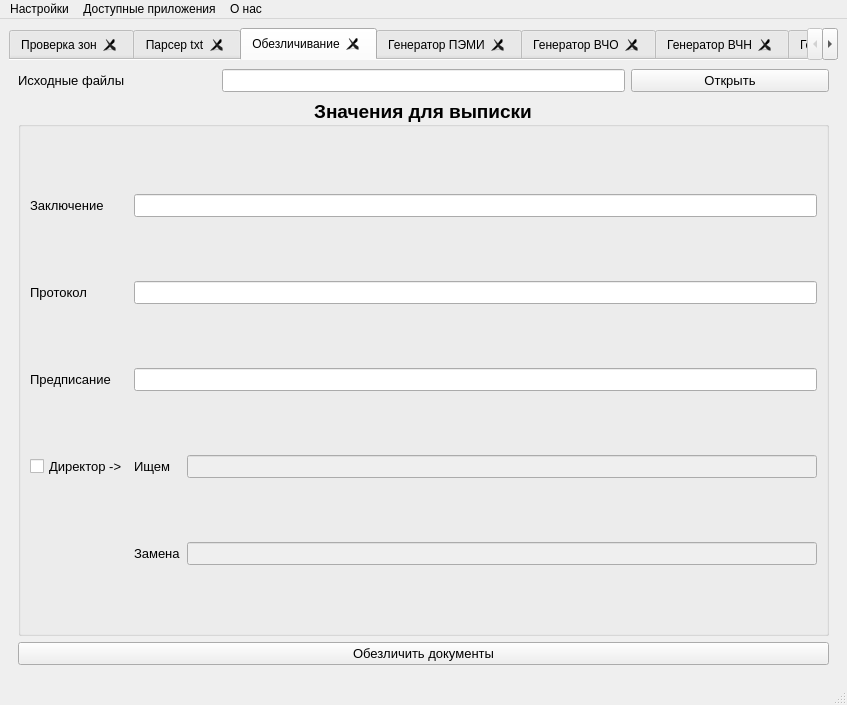
Old version of the form designer/Main.ui in the repository ant1cus/Project_OOD.
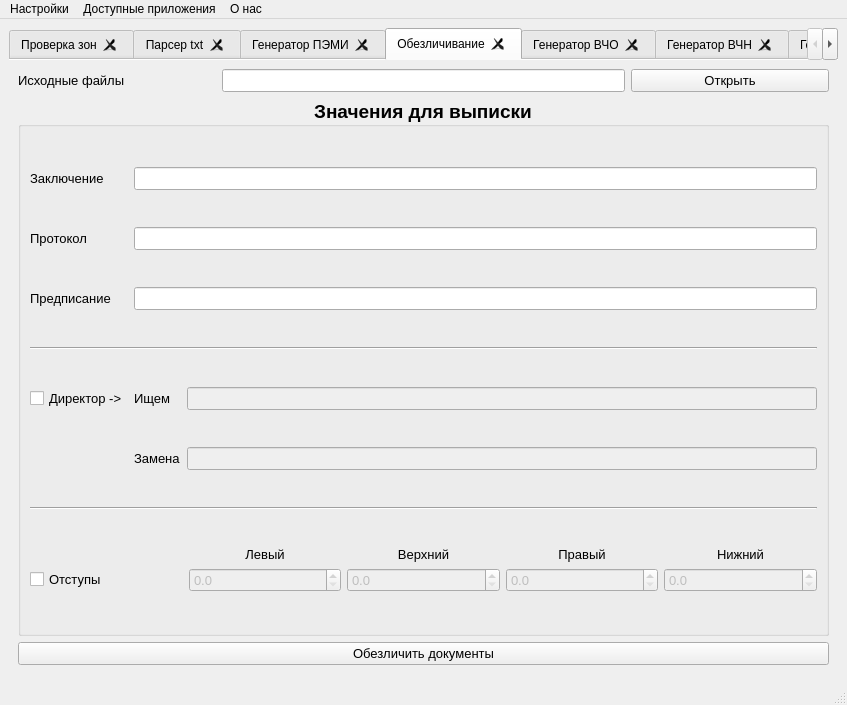
New version of the form. The open tabs and pages were chosen to show the change.

Patch:
```diff
--- a/designer/Main.ui
+++ b/designer/Main.ui
@@ -858,276 +858,6 @@
         </item>
        </layout>
       </widget>
-      <widget class="QWidget" name="tab_exctract">
-       <attribute name="title">
-        <string>Обезличивание</string>
-       </attribute>
-       <attribute name="toolTip">
-        <string>Удаление секретных номеров РСО и вставка значений для выписки</string>
-       </attribute>
-       <layout class="QGridLayout" name="gridLayout_16">
-        <item row="0" column="1" colspan="2">
-         <widget class="QLineEdit" name="lineEdit_path_start_extract">
-          <property name="sizePolicy">
-           <sizepolicy hsizetype="Expanding" vsizetype="Fixed">
-            <horstretch>0</horstretch>
-            <verstretch>0</verstretch>
-           </sizepolicy>
-          </property>
-          <property name="font">
-           <font>
-            <pointsize>10</pointsize>
-           </font>
-          </property>
-          <property name="toolTip">
-           <string>&lt;html&gt;&lt;head/&gt;&lt;body&gt;&lt;p&gt;Папка с документами для обезличивания&lt;/p&gt;&lt;/body&gt;&lt;/html&gt;</string>
-          </property>
-         </widget>
-        </item>
-        <item row="0" column="0">
-         <widget class="QLabel" name="label_original_file_extract">
-          <property name="sizePolicy">
-           <sizepolicy hsizetype="Preferred" vsizetype="Fixed">
-            <horstretch>0</horstretch>
-            <verstretch>0</verstretch>
-           </sizepolicy>
-          </property>
-          <property name="font">
-           <font>
-            <pointsize>10</pointsize>
-           </font>
-          </property>
-          <property name="text">
-           <string>Исходные файлы</string>
-          </property>
-         </widget>
-        </item>
-        <item row="0" column="3">
-         <widget class="QPushButton" name="pushButton_open_folder_original_exctract">
-          <property name="sizePolicy">
-           <sizepolicy hsizetype="Minimum" vsizetype="Fixed">
-            <horstretch>0</horstretch>
-            <verstretch>0</verstretch>
-           </sizepolicy>
-          </property>
-          <property name="font">
-           <font>
-            <pointsize>10</pointsize>
-           </font>
-          </property>
-          <property name="toolTip">
-           <string>&lt;html&gt;&lt;head/&gt;&lt;body&gt;&lt;p&gt;Выбрать директорию для обезличивания&lt;/p&gt;&lt;/body&gt;&lt;/html&gt;</string>
-          </property>
-          <property name="text">
-           <string>Открыть</string>
-          </property>
-         </widget>
-        </item>
-        <item row="4" column="0" colspan="4">
-         <widget class="QPushButton" name="pushButton_generation_exctract">
-          <property name="font">
-           <font>
-            <pointsize>10</pointsize>
-           </font>
-          </property>
-          <property name="toolTip">
-           <string>&lt;html&gt;&lt;head/&gt;&lt;body&gt;&lt;p&gt;Начать обезличивание документов&lt;/p&gt;&lt;/body&gt;&lt;/html&gt;</string>
-          </property>
-          <property name="text">
-           <string>Обезличить документы</string>
-          </property>
-         </widget>
-        </item>
-        <item row="1" column="0" colspan="4">
-         <widget class="QGroupBox" name="groupBox_value_for_extract">
-          <property name="font">
-           <font>
-            <pointsize>14</pointsize>
-            <weight>75</weight>
-            <bold>true</bold>
-           </font>
-          </property>
-          <property name="title">
-           <string>Значения для выписки</string>
-          </property>
-          <property name="alignment">
-           <set>Qt::AlignCenter</set>
-          </property>
-          <property name="checkable">
-           <bool>false</bool>
-          </property>
-          <layout class="QGridLayout" name="gridLayout_18">
-           <item row="3" column="1">
-            <widget class="QLabel" name="label_old_director">
-             <property name="font">
-              <font>
-               <pointsize>10</pointsize>
-               <weight>50</weight>
-               <bold>false</bold>
-              </font>
-             </property>
-             <property name="text">
-              <string>Ищем</string>
-             </property>
-            </widget>
-           </item>
-           <item row="1" column="0">
-            <widget class="QLabel" name="label_protocol">
-             <property name="font">
-              <font>
-               <pointsize>10</pointsize>
-               <weight>50</weight>
-               <bold>false</bold>
-              </font>
-             </property>
-             <property name="text">
-              <string>Протокол</string>
-             </property>
-            </widget>
-           </item>
-           <item row="2" column="0">
-            <widget class="QLabel" name="label_prescription">
-             <property name="font">
-              <font>
-               <pointsize>10</pointsize>
-               <weight>50</weight>
-               <bold>false</bold>
-              </font>
-             </property>
-             <property name="text">
-              <string>Предписание</string>
-             </property>
-            </widget>
-           </item>
-           <item row="3" column="0">
-            <widget class="QCheckBox" name="checkBox_director">
-             <property name="font">
-              <font>
-               <pointsize>10</pointsize>
-               <weight>50</weight>
-               <bold>false</bold>
-              </font>
-             </property>
-             <property name="toolTip">
-              <string>&lt;html&gt;&lt;head/&gt;&lt;body&gt;&lt;p&gt;Включить, если надо изменить фамилию директора на документе&lt;/p&gt;&lt;/body&gt;&lt;/html&gt;</string>
-             </property>
-             <property name="layoutDirection">
-              <enum>Qt::LeftToRight</enum>
-             </property>
-             <property name="text">
-              <string>Директор -&gt;</string>
-             </property>
-            </widget>
-           </item>
-           <item row="3" column="2">
-            <widget class="QLineEdit" name="lineEdit_old_director">
-             <property name="enabled">
-              <bool>false</bool>
-             </property>
-             <property name="font">
-              <font>
-               <pointsize>10</pointsize>
-               <weight>50</weight>
-               <bold>false</bold>
-              </font>
-             </property>
-             <property name="toolTip">
-              <string>&lt;html&gt;&lt;head/&gt;&lt;body&gt;&lt;p&gt;ФИО кого ищем&lt;/p&gt;&lt;/body&gt;&lt;/html&gt;</string>
-             </property>
-            </widget>
-           </item>
-           <item row="0" column="0">
-            <widget class="QLabel" name="label_conclusion">
-             <property name="font">
-              <font>
-               <pointsize>10</pointsize>
-               <weight>50</weight>
-               <bold>false</bold>
-              </font>
-             </property>
-             <property name="text">
-              <string>Заключение</string>
-             </property>
-            </widget>
-           </item>
-           <item row="4" column="1">
-            <widget class="QLabel" name="label_new_director">
-             <property name="font">
-              <font>
-               <pointsize>10</pointsize>
-               <weight>50</weight>
-               <bold>false</bold>
-              </font>
-             </property>
-             <property name="text">
-              <string>Замена</string>
-             </property>
-            </widget>
-           </item>
-           <item row="4" column="2">
-            <widget class="QLineEdit" name="lineEdit_new_director">
-             <property name="enabled">
-              <bool>false</bool>
-             </property>
-             <property name="font">
-              <font>
-               <pointsize>10</pointsize>
-               <weight>50</weight>
-               <bold>false</bold>
-              </font>
-             </property>
-             <property name="toolTip">
-              <string>&lt;html&gt;&lt;head/&gt;&lt;body&gt;&lt;p&gt;ФИО на кого меняем&lt;/p&gt;&lt;/body&gt;&lt;/html&gt;</string>
-             </property>
-            </widget>
-           </item>
-           <item row="2" column="1" colspan="2">
-            <widget class="QLineEdit" name="lineEdit_prescription">
-             <property name="font">
-              <font>
-               <pointsize>10</pointsize>
-               <weight>50</weight>
-               <bold>false</bold>
-              </font>
-             </property>
-             <property name="toolTip">
-              <string>&lt;html&gt;&lt;head/&gt;&lt;body&gt;&lt;p&gt;ФИО ответственного лица для предписания&lt;/p&gt;&lt;/body&gt;&lt;/html&gt;</string>
-             </property>
-            </widget>
-           </item>
-           <item row="1" column="1" colspan="2">
-            <widget class="QLineEdit" name="lineEdit_protocol">
-             <property name="font">
-              <font>
-               <pointsize>10</pointsize>
-               <weight>50</weight>
-               <bold>false</bold>
-              </font>
-             </property>
-             <property name="toolTip">
-              <string>&lt;html&gt;&lt;head/&gt;&lt;body&gt;&lt;p&gt;ФИО ответственного лица для протокола&lt;/p&gt;&lt;/body&gt;&lt;/html&gt;</string>
-             </property>
-            </widget>
-           </item>
-           <item row="0" column="1" colspan="2">
-            <widget class="QLineEdit" name="lineEdit_conclusion">
-             <property name="font">
-              <font>
-               <pointsize>10</pointsize>
-               <weight>50</weight>
-               <bold>false</bold>
-              </font>
-             </property>
-             <property name="toolTip">
-              <string>&lt;html&gt;&lt;head/&gt;&lt;body&gt;&lt;p&gt;ФИО ответственного лица для заключения&lt;/p&gt;&lt;/body&gt;&lt;/html&gt;</string>
-             </property>
-            </widget>
-           </item>
-          </layout>
-         </widget>
-        </item>
-       </layout>
-      </widget>
       <widget class="QWidget" name="tab_gen_pemi">
        <attribute name="title">
         <string>Генератор ПЭМИ</string>
@@ -1445,6 +1175,480 @@
         </item>
        </layout>
       </widget>
+      <widget class="QWidget" name="tab_exctract">
+       <attribute name="title">
+        <string>Обезличивание</string>
+       </attribute>
+       <attribute name="toolTip">
+        <string>Удаление секретных номеров РСО и вставка значений для выписки</string>
+       </attribute>
+       <layout class="QGridLayout" name="gridLayout_16">
+        <item row="4" column="0" colspan="4">
+         <widget class="QPushButton" name="pushButton_generation_exctract">
+          <property name="font">
+           <font>
+            <pointsize>10</pointsize>
+           </font>
+          </property>
+          <property name="toolTip">
+           <string>&lt;html&gt;&lt;head/&gt;&lt;body&gt;&lt;p&gt;Начать обезличивание документов&lt;/p&gt;&lt;/body&gt;&lt;/html&gt;</string>
+          </property>
+          <property name="text">
+           <string>Обезличить документы</string>
+          </property>
+         </widget>
+        </item>
+        <item row="1" column="0" colspan="4">
+         <widget class="QGroupBox" name="groupBox_value_for_extract">
+          <property name="font">
+           <font>
+            <pointsize>14</pointsize>
+            <weight>75</weight>
+            <bold>true</bold>
+           </font>
+          </property>
+          <property name="title">
+           <string>Значения для выписки</string>
+          </property>
+          <property name="alignment">
+           <set>Qt::AlignCenter</set>
+          </property>
+          <property name="checkable">
+           <bool>false</bool>
+          </property>
+          <layout class="QGridLayout" name="gridLayout_18">
+           <item row="2" column="0">
+            <widget class="QLabel" name="label_prescription">
+             <property name="font">
+              <font>
+               <pointsize>10</pointsize>
+               <weight>50</weight>
+               <bold>false</bold>
+              </font>
+             </property>
+             <property name="text">
+              <string>Предписание</string>
+             </property>
+            </widget>
+           </item>
+           <item row="1" column="0">
+            <widget class="QLabel" name="label_protocol">
+             <property name="font">
+              <font>
+               <pointsize>10</pointsize>
+               <weight>50</weight>
+               <bold>false</bold>
+              </font>
+             </property>
+             <property name="text">
+              <string>Протокол</string>
+             </property>
+            </widget>
+           </item>
+           <item row="5" column="2">
+            <widget class="QLineEdit" name="lineEdit_new_director">
+             <property name="enabled">
+              <bool>false</bool>
+             </property>
+             <property name="font">
+              <font>
+               <pointsize>10</pointsize>
+               <weight>50</weight>
+               <bold>false</bold>
+              </font>
+             </property>
+             <property name="toolTip">
+              <string>&lt;html&gt;&lt;head/&gt;&lt;body&gt;&lt;p&gt;ФИО на кого меняем&lt;/p&gt;&lt;/body&gt;&lt;/html&gt;</string>
+             </property>
+            </widget>
+           </item>
+           <item row="2" column="1" colspan="2">
+            <widget class="QLineEdit" name="lineEdit_prescription">
+             <property name="font">
+              <font>
+               <pointsize>10</pointsize>
+               <weight>50</weight>
+               <bold>false</bold>
+              </font>
+             </property>
+             <property name="toolTip">
+              <string>&lt;html&gt;&lt;head/&gt;&lt;body&gt;&lt;p&gt;ФИО ответственного лица для предписания&lt;/p&gt;&lt;/body&gt;&lt;/html&gt;</string>
+             </property>
+            </widget>
+           </item>
+           <item row="7" column="0" colspan="3">
+            <layout class="QGridLayout" name="gridLayout_21">
+             <item row="0" column="3">
+              <widget class="QLabel" name="label_right_margin">
+               <property name="sizePolicy">
+                <sizepolicy hsizetype="Preferred" vsizetype="Fixed">
+                 <horstretch>0</horstretch>
+                 <verstretch>0</verstretch>
+                </sizepolicy>
+               </property>
+               <property name="font">
+                <font>
+                 <pointsize>10</pointsize>
+                 <weight>50</weight>
+                 <bold>false</bold>
+                </font>
+               </property>
+               <property name="text">
+                <string>Правый</string>
+               </property>
+               <property name="alignment">
+                <set>Qt::AlignCenter</set>
+               </property>
+              </widget>
+             </item>
+             <item row="1" column="0">
+              <widget class="QCheckBox" name="checkBox_margin">
+               <property name="font">
+                <font>
+                 <pointsize>10</pointsize>
+                 <weight>50</weight>
+                 <bold>false</bold>
+                </font>
+               </property>
+               <property name="text">
+                <string>Отступы</string>
+               </property>
+              </widget>
+             </item>
+             <item row="0" column="4">
+              <widget class="QLabel" name="label_bottom_margin">
+               <property name="sizePolicy">
+                <sizepolicy hsizetype="Preferred" vsizetype="Fixed">
+                 <horstretch>0</horstretch>
+                 <verstretch>0</verstretch>
+                </sizepolicy>
+               </property>
+               <property name="font">
+                <font>
+                 <pointsize>10</pointsize>
+                 <weight>50</weight>
+                 <bold>false</bold>
+                </font>
+               </property>
+               <property name="text">
+                <string>Нижний</string>
+               </property>
+               <property name="alignment">
+                <set>Qt::AlignCenter</set>
+               </property>
+              </widget>
+             </item>
+             <item row="0" column="1">
+              <widget class="QLabel" name="label_left_margin">
+               <property name="sizePolicy">
+                <sizepolicy hsizetype="Preferred" vsizetype="Fixed">
+                 <horstretch>0</horstretch>
+                 <verstretch>0</verstretch>
+                </sizepolicy>
+               </property>
+               <property name="font">
+                <font>
+                 <pointsize>10</pointsize>
+                 <weight>50</weight>
+                 <bold>false</bold>
+                </font>
+               </property>
+               <property name="text">
+                <string>Левый</string>
+               </property>
+               <property name="alignment">
+                <set>Qt::AlignCenter</set>
+               </property>
+              </widget>
+             </item>
+             <item row="0" column="2">
+              <widget class="QLabel" name="label_top_margin">
+               <property name="sizePolicy">
+                <sizepolicy hsizetype="Preferred" vsizetype="Fixed">
+                 <horstretch>0</horstretch>
+                 <verstretch>0</verstretch>
+                </sizepolicy>
+               </property>
+               <property name="font">
+                <font>
+                 <pointsize>10</pointsize>
+                 <weight>50</weight>
+                 <bold>false</bold>
+                </font>
+               </property>
+               <property name="text">
+                <string>Верхний</string>
+               </property>
+               <property name="alignment">
+                <set>Qt::AlignCenter</set>
+               </property>
+              </widget>
+             </item>
+             <item row="1" column="1">
+              <widget class="QDoubleSpinBox" name="doubleSpinBox_left_margin">
+               <property name="enabled">
+                <bool>false</bool>
+               </property>
+               <property name="font">
+                <font>
+                 <pointsize>10</pointsize>
+                 <weight>50</weight>
+                 <bold>false</bold>
+                </font>
+               </property>
+               <property name="decimals">
+                <number>1</number>
+               </property>
+               <property name="singleStep">
+                <double>0.100000000000000</double>
+               </property>
+              </widget>
+             </item>
+             <item row="1" column="2">
+              <widget class="QDoubleSpinBox" name="doubleSpinBox_top_margin">
+               <property name="enabled">
+                <bool>false</bool>
+               </property>
+               <property name="font">
+                <font>
+                 <pointsize>10</pointsize>
+                 <weight>50</weight>
+                 <bold>false</bold>
+                </font>
+               </property>
+               <property name="decimals">
+                <number>1</number>
+               </property>
+               <property name="singleStep">
+                <double>0.100000000000000</double>
+               </property>
+              </widget>
+             </item>
+             <item row="1" column="3">
+              <widget class="QDoubleSpinBox" name="doubleSpinBox_right_margin">
+               <property name="enabled">
+                <bool>false</bool>
+               </property>
+               <property name="font">
+                <font>
+                 <pointsize>10</pointsize>
+                 <weight>50</weight>
+                 <bold>false</bold>
+                </font>
+               </property>
+               <property name="decimals">
+                <number>1</number>
+               </property>
+               <property name="singleStep">
+                <double>0.100000000000000</double>
+               </property>
+              </widget>
+             </item>
+             <item row="1" column="4">
+              <widget class="QDoubleSpinBox" name="doubleSpinBox_bottom_margin">
+               <property name="enabled">
+                <bool>false</bool>
+               </property>
+               <property name="font">
+                <font>
+                 <pointsize>10</pointsize>
+                 <weight>50</weight>
+                 <bold>false</bold>
+                </font>
+               </property>
+               <property name="decimals">
+                <number>1</number>
+               </property>
+               <property name="singleStep">
+                <double>0.100000000000000</double>
+               </property>
+              </widget>
+             </item>
+            </layout>
+           </item>
+           <item row="4" column="0">
+            <widget class="QCheckBox" name="checkBox_director">
+             <property name="font">
+              <font>
+               <pointsize>10</pointsize>
+               <weight>50</weight>
+               <bold>false</bold>
+              </font>
+             </property>
+             <property name="toolTip">
+              <string>&lt;html&gt;&lt;head/&gt;&lt;body&gt;&lt;p&gt;Включить, если надо изменить фамилию директора на документе&lt;/p&gt;&lt;/body&gt;&lt;/html&gt;</string>
+             </property>
+             <property name="layoutDirection">
+              <enum>Qt::LeftToRight</enum>
+             </property>
+             <property name="text">
+              <string>Директор -&gt;</string>
+             </property>
+            </widget>
+           </item>
+           <item row="0" column="1" colspan="2">
+            <widget class="QLineEdit" name="lineEdit_conclusion">
+             <property name="font">
+              <font>
+               <pointsize>10</pointsize>
+               <weight>50</weight>
+               <bold>false</bold>
+              </font>
+             </property>
+             <property name="toolTip">
+              <string>&lt;html&gt;&lt;head/&gt;&lt;body&gt;&lt;p&gt;ФИО ответственного лица для заключения&lt;/p&gt;&lt;/body&gt;&lt;/html&gt;</string>
+             </property>
+            </widget>
+           </item>
+           <item row="3" column="0" colspan="3">
+            <widget class="Line" name="line_director">
+             <property name="orientation">
+              <enum>Qt::Horizontal</enum>
+             </property>
+            </widget>
+           </item>
+           <item row="4" column="2">
+            <widget class="QLineEdit" name="lineEdit_old_director">
+             <property name="enabled">
+              <bool>false</bool>
+             </property>
+             <property name="font">
+              <font>
+               <pointsize>10</pointsize>
+               <weight>50</weight>
+               <bold>false</bold>
+              </font>
+             </property>
+             <property name="toolTip">
+              <string>&lt;html&gt;&lt;head/&gt;&lt;body&gt;&lt;p&gt;ФИО кого ищем&lt;/p&gt;&lt;/body&gt;&lt;/html&gt;</string>
+             </property>
+            </widget>
+           </item>
+           <item row="1" column="1" colspan="2">
+            <widget class="QLineEdit" name="lineEdit_protocol">
+             <property name="font">
+              <font>
+               <pointsize>10</pointsize>
+               <weight>50</weight>
+               <bold>false</bold>
+              </font>
+             </property>
+             <property name="toolTip">
+              <string>&lt;html&gt;&lt;head/&gt;&lt;body&gt;&lt;p&gt;ФИО ответственного лица для протокола&lt;/p&gt;&lt;/body&gt;&lt;/html&gt;</string>
+             </property>
+            </widget>
+           </item>
+           <item row="5" column="1">
+            <widget class="QLabel" name="label_new_director">
+             <property name="font">
+              <font>
+               <pointsize>10</pointsize>
+               <weight>50</weight>
+               <bold>false</bold>
+              </font>
+             </property>
+             <property name="text">
+              <string>Замена</string>
+             </property>
+            </widget>
+           </item>
+           <item row="4" column="1">
+            <widget class="QLabel" name="label_old_director">
+             <property name="font">
+              <font>
+               <pointsize>10</pointsize>
+               <weight>50</weight>
+               <bold>false</bold>
+              </font>
+             </property>
+             <property name="text">
+              <string>Ищем</string>
+             </property>
+            </widget>
+           </item>
+           <item row="0" column="0">
+            <widget class="QLabel" name="label_conclusion">
+             <property name="font">
+              <font>
+               <pointsize>10</pointsize>
+               <weight>50</weight>
+               <bold>false</bold>
+              </font>
+             </property>
+             <property name="text">
+              <string>Заключение</string>
+             </property>
+            </widget>
+           </item>
+           <item row="6" column="0" colspan="3">
+            <widget class="Line" name="line_margin">
+             <property name="orientation">
+              <enum>Qt::Horizontal</enum>
+             </property>
+            </widget>
+           </item>
+          </layout>
+         </widget>
+        </item>
+        <item row="0" column="0">
+         <widget class="QLabel" name="label_original_file_extract">
+          <property name="sizePolicy">
+           <sizepolicy hsizetype="Preferred" vsizetype="Fixed">
+            <horstretch>0</horstretch>
+            <verstretch>0</verstretch>
+           </sizepolicy>
+          </property>
+          <property name="font">
+           <font>
+            <pointsize>10</pointsize>
+           </font>
+          </property>
+          <property name="text">
+           <string>Исходные файлы</string>
+          </property>
+         </widget>
+        </item>
+        <item row="0" column="1" colspan="2">
+         <widget class="QLineEdit" name="lineEdit_path_start_extract">
+          <property name="sizePolicy">
+           <sizepolicy hsizetype="Expanding" vsizetype="Fixed">
+            <horstretch>0</horstretch>
+            <verstretch>0</verstretch>
+           </sizepolicy>
+          </property>
+          <property name="font">
+           <font>
+            <pointsize>10</pointsize>
+           </font>
+          </property>
+          <property name="toolTip">
+           <string>&lt;html&gt;&lt;head/&gt;&lt;body&gt;&lt;p&gt;Папка с документами для обезличивания&lt;/p&gt;&lt;/body&gt;&lt;/html&gt;</string>
+          </property>
+         </widget>
+        </item>
+        <item row="0" column="3">
+         <widget class="QPushButton" name="pushButton_open_folder_original_exctract">
+          <property name="sizePolicy">
+           <sizepolicy hsizetype="Minimum" vsizetype="Fixed">
+            <horstretch>0</horstretch>
+            <verstretch>0</verstretch>
+           </sizepolicy>
+          </property>
+          <property name="font">
+           <font>
+            <pointsize>10</pointsize>
+           </font>
+          </property>
+          <property name="toolTip">
+           <string>&lt;html&gt;&lt;head/&gt;&lt;body&gt;&lt;p&gt;Выбрать директорию для обезличивания&lt;/p&gt;&lt;/body&gt;&lt;/html&gt;</string>
+          </property>
+          <property name="text">
+           <string>Открыть</string>
+          </property>
+         </widget>
+        </item>
+       </layout>
+      </widget>
       <widget class="QWidget" name="tab_gen_HFE">
        <attribute name="title">
         <string>Генератор ВЧО</string>
```
Left out of the diff: 110 changed lines with no effect on the pictures.
